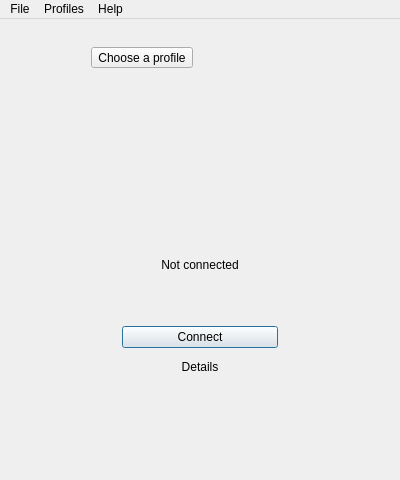
This is presentation/main/mainwindow.ui in wtalioy/JustConnect as Qt 5 draws it before an edit. The edited form follows.
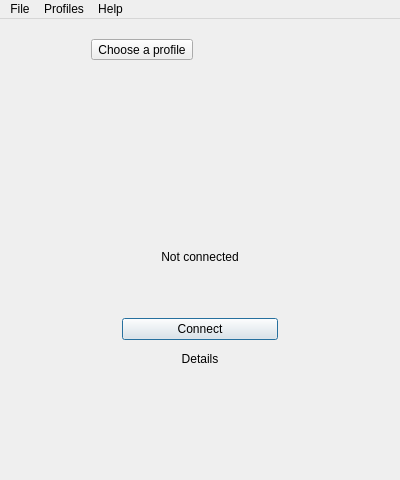
This is the edited form. Icons and pictures are not drawn. Custom widgets are drawn as their Qt base class.

Patch:
```diff
--- a/presentation/main/mainwindow.ui
+++ b/presentation/main/mainwindow.ui
@@ -32,13 +32,13 @@
         <number>8</number>
        </property>
        <property name="topMargin">
-        <number>16</number>
+        <number>8</number>
        </property>
        <property name="rightMargin">
         <number>0</number>
        </property>
        <property name="bottomMargin">
-        <number>16</number>
+        <number>8</number>
        </property>
        <property name="spacing">
         <number>0</number>
```
